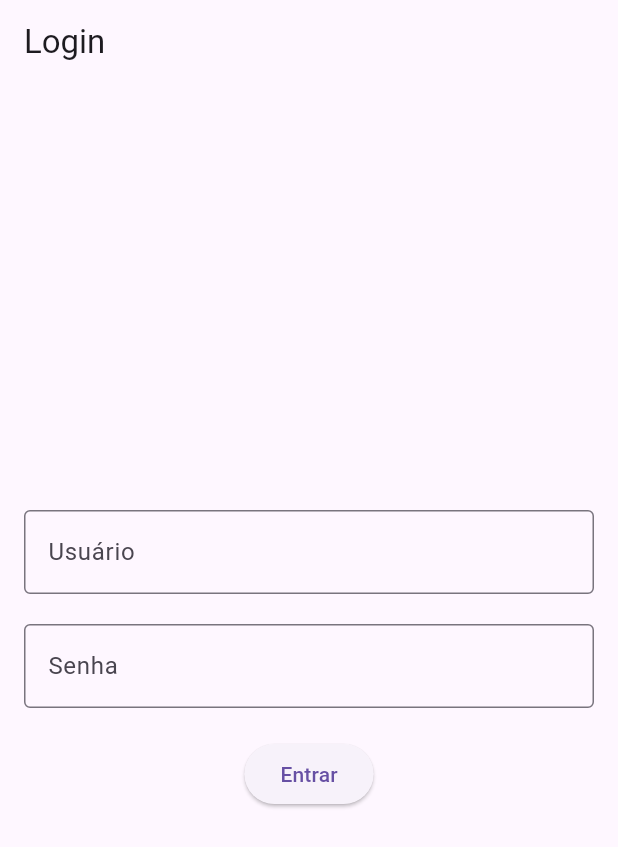
After one commit to Dev-Pedro-Padilha/login-flutter, a Flutter app: the screen it shows after launch, on a phone screen of 412 x 824 dp. The commit adds this screen. Shown: the top 847 px of the screen. Run offline on Flutter 3.47's test engine with Material 3 defaults, Android fonts, the phone set to English and light mode, and no system bars; our stand-ins replace flutter_dotenv, shared_preferences.

Commit message:
Estrutura oraganizada

```diff
--- /dev/null
+++ b/lib/constants/api_constants.dart
@@ -0,0 +1,4 @@
+class ApiConstants {
+  static const String baseUrl = 'http://10.0.2.2:3000';
+  static const String loginUrl = '$baseUrl/auth/login';
+}
--- /dev/null
+++ b/lib/screens/login_screen.dart
@@ -0,0 +1,91 @@
+import 'dart:convert';
+
+import 'package:flutter/material.dart';
+import 'package:flutter_front/services/auth_service.dart';
+
+class LoginScreen extends StatefulWidget {
+  @override
+  _LoginScreenState createState() => _LoginScreenState();
+}
+
+class _LoginScreenState extends State<LoginScreen> {
+  final _usernameController = TextEditingController();
+  final _passwordController = TextEditingController();
+  final AuthService _authService = AuthService();
+  bool _isLoading = false;
+  String? _errorMessage;
+
+  Future<void> _login() async {
+    setState(() {
+      _isLoading = true;
+      _errorMessage = null;
+    });
+
+    try {
+      final response = await _authService.login(
+        _usernameController.text,
+        _passwordController.text,
+      );
+      // Navegação para outra tela após sucesso
+      final responseData = jsonEncode(response);
+      print(response);
+      Navigator.pushReplacementNamed(context, '/home', arguments: responseData);
+    } catch (error) {
+      setState(() {
+        _errorMessage = 'Login falhou. Verifique suas credenciais.';
+      });
+    } finally {
+      setState(() {
+        _isLoading = false;
+      });
+    }
+  }
+
+  @override
+  Widget build(BuildContext context) {
+    return Scaffold(
+      appBar: AppBar(
+        title: Text('Login'),
+      ),
+      body: Padding(
+        padding: const EdgeInsets.all(16.0),
+        child: Column(
+          mainAxisAlignment: MainAxisAlignment.center,
+          children: [
+            TextField(
+              controller: _usernameController,
+              decoration: InputDecoration(
+                border: OutlineInputBorder(), //Adiciona borda ao compo de texto
+                labelText: 'Usuário', //Rotulo do campo de texto
+                hintText: 'Digite seu usuario', //Texto de dica dentro do campo
+              ),
+            ),
+            SizedBox(height: 20), //Espaço entre o campo de usuário e senha
+            TextField(
+              controller: _passwordController,
+              decoration: InputDecoration(
+                border: OutlineInputBorder(), //Adiciona borda ao compo de texto
+                labelText: 'Senha', //Rotulo do campo de texto
+                hintText: 'Digite sua senha', //Texto de dica dentro do campo
+              ),
+              obscureText: true, //Esconde o texto digitado
+            ),
+            SizedBox(height: 20),
+            if (_errorMessage != null)
+              Text(
+                _errorMessage!,
+                style: TextStyle(color: Colors.red),
+              ),
+            if (_isLoading)
+              CircularProgressIndicator()
+            else
+              ElevatedButton(
+                onPressed: _login,
+                child: Text('Entrar'),
+              ),
+          ],
+        ),
+      ),
+    );
+  }
+}
--- /dev/null
+++ b/lib/services/auth_service.dart
@@ -0,0 +1,24 @@
+import 'package:http/http.dart' as http;
+import 'dart:convert';
+import 'package:flutter_front/utils/token_manager.dart';
+import 'package:flutter_front/constants/api_constants.dart';
+
+class AuthService {
+  Future<Map<String, dynamic>> login(String username, String password) async {
+    final url = Uri.parse(
+        ApiConstants.loginUrl); //Constante definando em api_constants.dart
+    final response = await http.post(
+      url,
+      headers: {"Content-Type": "application/json"},
+      body: jsonEncode({"username": username, "password": password}),
+    );
+
+    if (response.statusCode == 201) {
+      final responseData = jsonDecode(response.body);
+      await TokenManager.saveToken(responseData['token']);
+      return responseData;
+    } else {
+      throw Exception('Erro ao fazer Login');
+    }
+  }
+}
```
Also changed, not shown: lib/home_screen.dart (deleted, +0 -138 lines), lib/main.dart (+19 -184 lines), lib/screens/home_screen.dart (added, +130 -0 lines), lib/utils/token_manager.dart (added, +20 -0 lines), lib/models/user_model.dart (added), lib/widgets/custom_button.dart (added).
